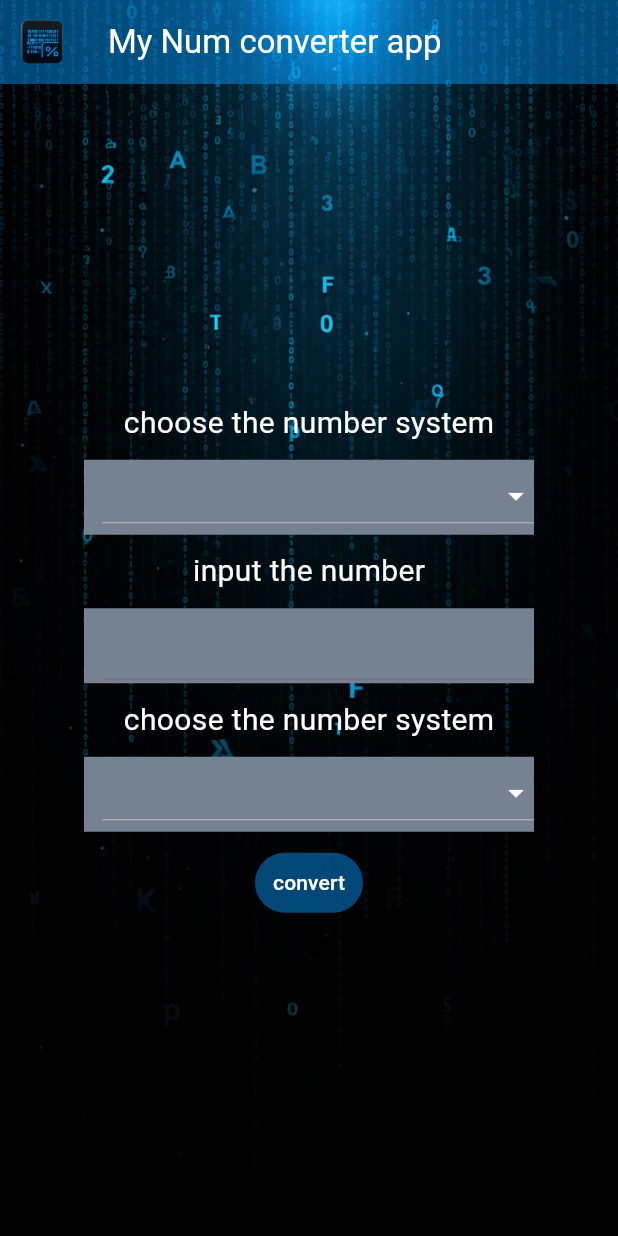
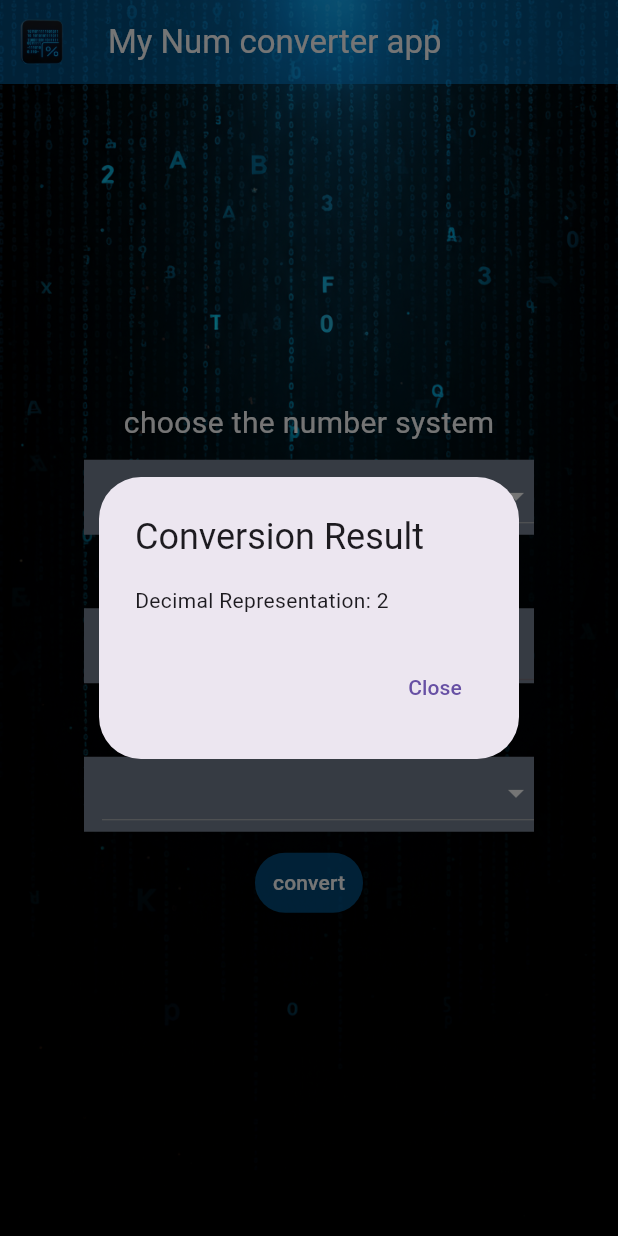
Before and after one commit to 3bcar2702/num_converter, a Flutter app: the screen it shows after launch, after a tap on "convert", on a phone screen of 412 x 824 dp. Run offline on Flutter 3.47's test engine with Material 3 defaults, Android fonts, the light colour scheme and no system bars.

Commit message:
added popUp that will show result in
this step have some bugs but i will fix it soon

```diff
--- a/lib/widgets/custom_text_button.dart
+++ b/lib/widgets/custom_text_button.dart
@@ -1,7 +1,9 @@
 import 'package:flutter/material.dart';
+import 'package:num_converter/widgets/pop_up_answer.dart';
 
 class CustomTextButton extends StatefulWidget {
   const CustomTextButton({super.key});
+
   @override
   _CustomTextButton createState() => _CustomTextButton();
 }
@@ -10,9 +12,19 @@ class _CustomTextButton extends State<CustomTextButton> {
   @override
   Widget build(BuildContext context) {
     return TextButton(
-      onPressed: () {},
+      onPressed: () {
+        // هنا بنعرض الـ pop-up لما تضغط
+        showDialog(
+          context: context,
+          builder: (BuildContext context) {
+            return PopUpAnswer(
+              binaryInput: '10',
+            ); // المثال ده بيحول "10" لبيناري
+          },
+        );
+      },
       style: ButtonStyle(
-        backgroundColor: WidgetStateProperty.all(
+        backgroundColor: MaterialStateProperty.all(
           Color.fromARGB(119, 4, 153, 252),
         ),
       ),
--- /dev/null
+++ b/lib/widgets/pop_up_answer.dart
@@ -0,0 +1,26 @@
+import 'package:flutter/material.dart';
+import 'package:num_converter/services/binary_to_decimal.dart';
+
+class PopUpAnswer extends StatelessWidget {
+  final String binaryInput;
+
+  PopUpAnswer({required this.binaryInput});
+
+  @override
+  Widget build(BuildContext context) {
+    String result = BinaryToDecimal(binaryInput).converter();
+
+    return AlertDialog(
+      title: Text('Conversion Result'),
+      content: Text('Decimal Representation: $result'),
+      actions: <Widget>[
+        TextButton(
+          onPressed: () {
+            Navigator.of(context).pop(); // إغلاق النافذة
+          },
+          child: Text('Close'),
+        ),
+      ],
+    );
+  }
+}
```
